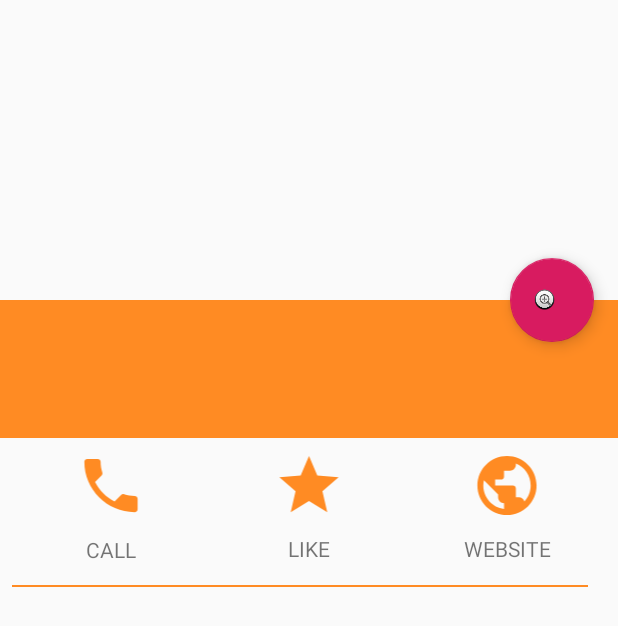
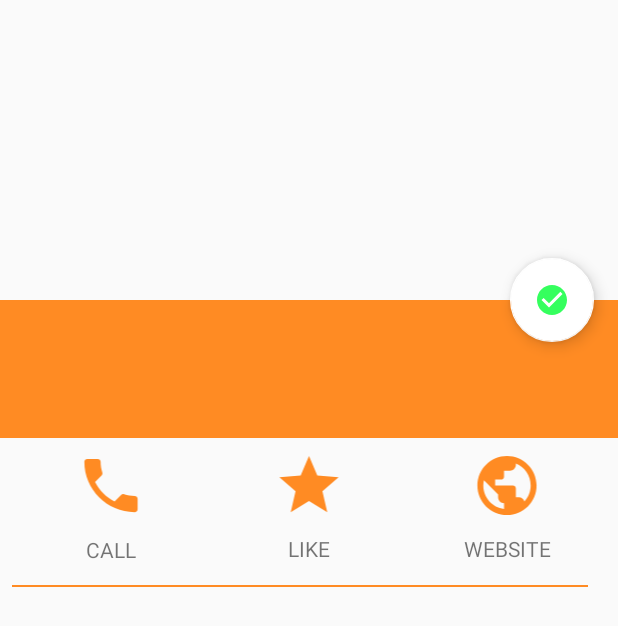
Before and after one commit to RetRo99/Go4LunchImproved, an Android app: the RestaurantDetail screen opened directly, with no data from a screen before it, after a tap on "CALL", on a phone screen of 412 x 824 dp. Shown: the top 626 px of the screen. Run offline under Robolectric (Android 15) with nearby library versions, the phone set to English and light mode, and no system bars; 6 statements that could not run were skipped; 1 other tap on this screen came first.

Commit message:
Added optimisation and added code to Restaurant class to leave other classes cleaner.

```diff
--- a/app/src/main/java/com/example/go4lunchimproved/Repository.kt
+++ b/app/src/main/java/com/example/go4lunchimproved/Repository.kt
@@ -19,7 +19,7 @@ object Repository {
     }
 
 
-    fun loadSquareNearbyRestaurants(locationString: String, distance: String = "100") {
+    fun loadSquareNearbyRestaurants(locationString: String, distance: String = "7000") {
 
         val observable = ApiClient.getClientSquareRestaurant.getNearbySquareRestaurants(locationString, distance)
 
--- a/app/src/main/java/com/example/go4lunchimproved/RestaurantDetail.kt
+++ b/app/src/main/java/com/example/go4lunchimproved/RestaurantDetail.kt
@@ -8,7 +8,8 @@ import android.widget.Toast
 import androidx.appcompat.app.AppCompatActivity
 import kotlinx.android.synthetic.main.fragment_restaurant_detail.*
 
-class RestaurantDetail : AppCompatActivity(){
+
+class RestaurantDetail : AppCompatActivity() {
 
 
     override fun onCreate(savedInstanceState: Bundle?) {
@@ -16,28 +17,37 @@ class RestaurantDetail : AppCompatActivity(){
         setContentView(R.layout.fragment_restaurant_detail)
 
         val restaurant = intent.extras!!.getParcelable<Venue>("venue")
-       imageviewdetail.loadPhotoFromUrl(restaurant!!.getPhotoUrl())
+        imageviewdetail.loadPhotoFromUrl(restaurant!!.getPhotoUrl())
         titleTextView.text = restaurant.name
-        locationTextView.text = restaurant.location.address
+        locationTextView.text = restaurant.getAddressText()
         callConstraint.setOnClickListener {
-            if (!restaurant.contact?.phone.isNullOrEmpty()) {
+            if (restaurant.getPhoneNumber().isNullOrEmpty()) {
+                Toast.makeText(this, "No phone number available", Toast.LENGTH_LONG).show()
+                startActivity(intent)
+            } else {
                 val intent = Intent(Intent.ACTION_DIAL)
                 intent.data = Uri.parse("tel:${restaurant.contact?.phone}")
-                startActivity(intent)
-            } else {
-                Toast.makeText(this, "No phone number available", Toast.LENGTH_LONG).show()
             }
 
         }
-        /*websiteConstraint.setOnClickListener {
-            if (!restaurant.website.isNullOrEmpty()) {
-                val i = Intent(Intent.ACTION_VIEW)
-                i.data = Uri.parse(restaurant.website)
-                startActivity(i)
+
+        pickFab.setOnClickListener {
+            pickFab.setImageResource(R.drawable.ic_check_circle_30dp)
+        }
+        websiteConstraint.setOnClickListener {
+            if (restaurant.getWebsite().isNullOrEmpty()) {
+                Toast.makeText(this, "No website available", Toast.LENGTH_LONG).show()
+
+
             } else {
-                Toast.makeText(view?.context, "No website number available", Toast.LENGTH_LONG).show()
+                val browserIntent = Intent(
+                    Intent.ACTION_VIEW,
+                    Uri.parse(restaurant.page!!.pageInfo!!.links!!.items!![0].toString())
+                )
+                startActivity(browserIntent)
 
-            }    */
+            }
         }
 
     }
+}
--- a/app/src/main/java/com/example/go4lunchimproved/Utils.kt
+++ b/app/src/main/java/com/example/go4lunchimproved/Utils.kt
@@ -23,12 +23,8 @@ fun ImageView.loadProfilePhoto(url: Uri?){
 }
 
 fun ImageView.loadPhotoFromUrl(photoReference:String){
-    if(photoReference.isEmpty()){
-        TODO("if empty url")
-    }else{
         Glide.with(this)
             .load(photoReference)
             .placeholder(ColorDrawable(Color.BLACK))
             .into(this)
     }
-    }
--- /dev/null
+++ b/app/src/main/res/drawable/ic_button_unchecked_30dp.xml
@@ -0,0 +1,5 @@
+<vector android:height="30dp" android:tint="#08070A"
+    android:viewportHeight="24.0" android:viewportWidth="24.0"
+    android:width="30dp" xmlns:android="http://schemas.android.com/apk/res/android">
+    <path android:fillColor="#FF000000" android:pathData="M12,2C6.48,2 2,6.48 2,12s4.48,10 10,10 10,-4.48 10,-10S17.52,2 12,2zM12,20c-4.42,0 -8,-3.58 -8,-8s3.58,-8 8,-8 8,3.58 8,8 -3.58,8 -8,8z"/>
+</vector>
--- /dev/null
+++ b/app/src/main/res/drawable/ic_check_circle_30dp.xml
@@ -0,0 +1,5 @@
+<vector android:height="30dp" android:tint="#35FF5E"
+    android:viewportHeight="24.0" android:viewportWidth="24.0"
+    android:width="30dp" xmlns:android="http://schemas.android.com/apk/res/android">
+    <path android:fillColor="#FF000000" android:pathData="M12,2C6.48,2 2,6.48 2,12s4.48,10 10,10 10,-4.48 10,-10S17.52,2 12,2zM10,17l-5,-5 1.41,-1.41L10,14.17l7.59,-7.59L19,8l-9,9z"/>
+</vector>
--- a/app/src/main/res/layout/fragment_restaurant_detail.xml
+++ b/app/src/main/res/layout/fragment_restaurant_detail.xml
@@ -15,13 +15,15 @@
                 app:layout_constraintTop_toTopOf="parent" app:layout_constraintStart_toStartOf="parent"
                 app:layout_constraintEnd_toEndOf="parent"/>
         <com.google.android.material.floatingactionbutton.FloatingActionButton
-                android:src="@android:drawable/btn_plus"
+                android:src="@drawable/ic_button_unchecked_30dp"
                 android:layout_width="wrap_content"
+                app:backgroundTint="@android:color/white"
                 android:layout_height="wrap_content"
                 android:clickable="true"
-                android:id="@+id/floatingActionButton" app:layout_constraintEnd_toEndOf="parent"
+                android:id="@+id/pickFab" app:layout_constraintEnd_toEndOf="parent"
                 android:layout_marginEnd="16dp" android:layout_marginTop="172dp"
-                app:layout_constraintTop_toTopOf="parent"/>
+                app:layout_constraintTop_toTopOf="parent"
+                android:focusable="true" />
         <androidx.constraintlayout.widget.ConstraintLayout
                 android:layout_width="match_parent"
                 android:layout_height="wrap_content"
```
Also changed, not shown: app/src/main/java/com/example/go4lunchimproved/SquareDetailsResponse.kt (+10 -1 lines).
